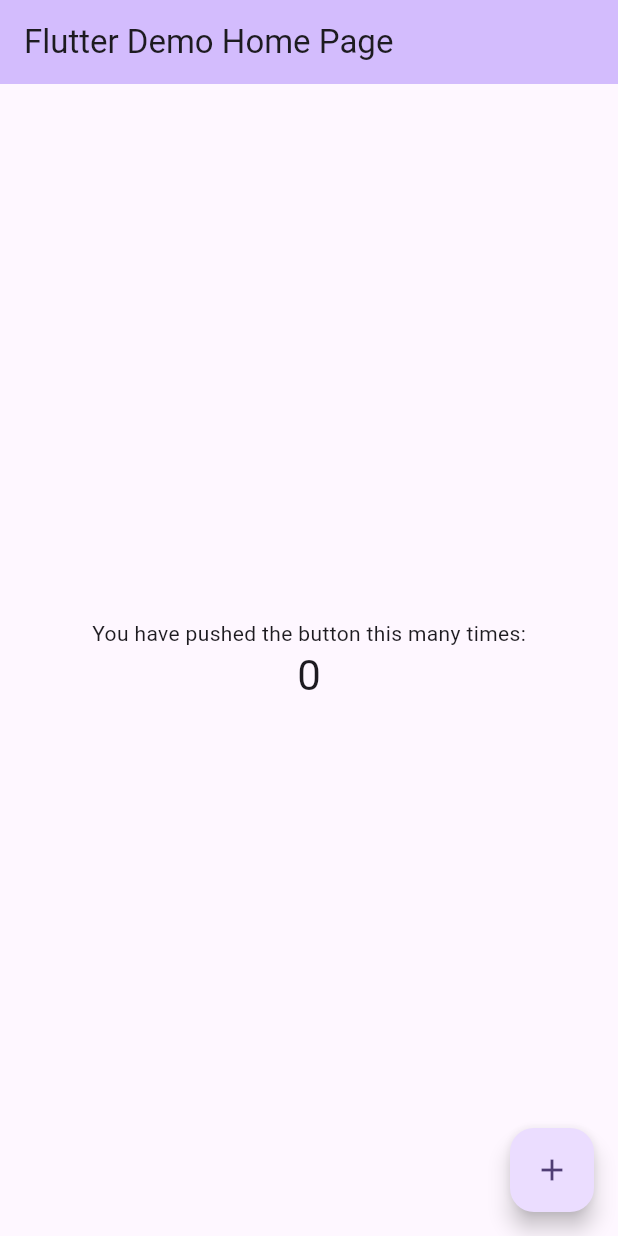
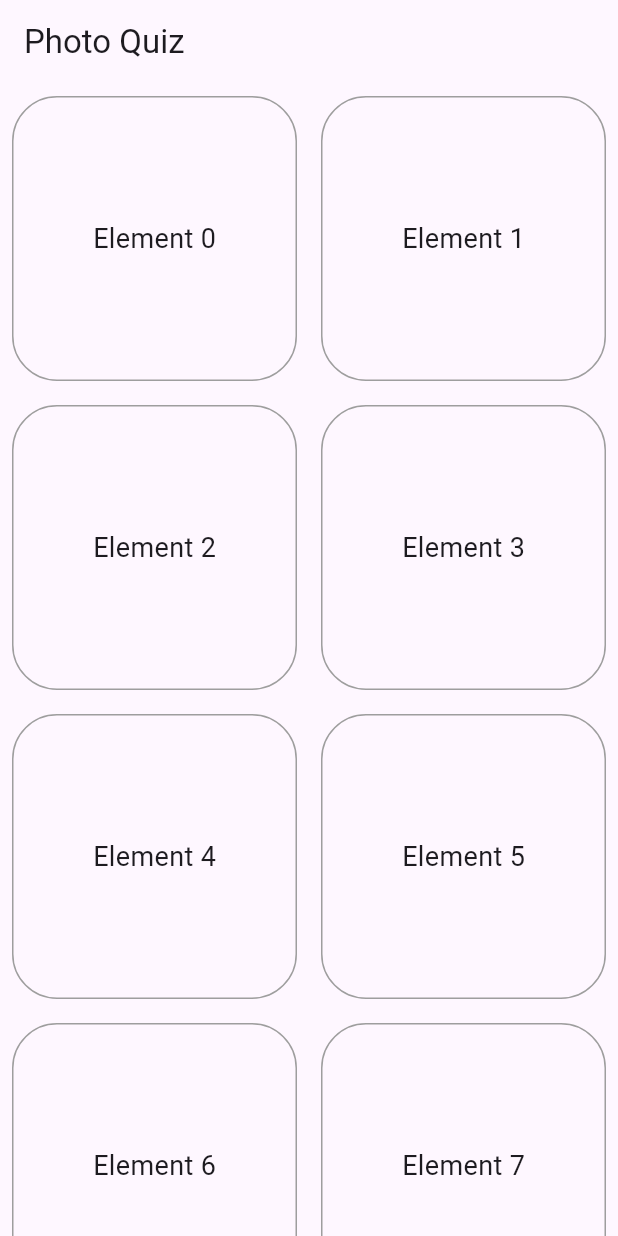
Before and after one commit to nck974/Memories, a Flutter app: the screen it shows after launch, on a phone screen of 412 x 824 dp. Run offline on Flutter 3.47's test engine with Material 2 defaults, Android fonts, the phone set to English and light mode, and no system bars.

Commit message:
Create main pages. Load iamges from assets. Validate the question. Build levels

```diff
--- a/lib/main.dart
+++ b/lib/main.dart
@@ -1,4 +1,5 @@
 import 'package:flutter/material.dart';
+import 'package:photo_quiz/pages/home/home.dart';
 
 void main() {
   runApp(const MyApp());
@@ -7,119 +8,15 @@ void main() {
 class MyApp extends StatelessWidget {
   const MyApp({super.key});
 
-  // This widget is the root of your application.
   @override
   Widget build(BuildContext context) {
     return MaterialApp(
-      title: 'Flutter Demo',
+      title: 'Photo Quiz',
       theme: ThemeData(
-        // This is the theme of your application.
-        //
-        // TRY THIS: Try running your application with "flutter run". You'll see
-        // the application has a blue toolbar. Then, without quitting the app,
-        // try changing the seedColor in the colorScheme below to Colors.green
-        // and then invoke "hot reload" (save your changes or press the "hot
-        // reload" button in a Flutter-supported IDE, or press "r" if you used
-        // the command line to start the app).
-        //
-        // Notice that the counter didn't reset back to zero; the application
-        // state is not lost during the reload. To reset the state, use hot
-        // restart instead.
-        //
-        // This works for code too, not just values: Most code changes can be
-        // tested with just a hot reload.
         colorScheme: ColorScheme.fromSeed(seedColor: Colors.deepPurple),
         useMaterial3: true,
       ),
-      home: const MyHomePage(title: 'Flutter Demo Home Page'),
+      home: const HomePage(),
     );
   }
 }
-
-class MyHomePage extends StatefulWidget {
-  const MyHomePage({super.key, required this.title});
-
-  // This widget is the home page of your application. It is stateful, meaning
-  // that it has a State object (defined below) that contains fields that affect
-  // how it looks.
-
-  // This class is the configuration for the state. It holds the values (in this
-  // case the title) provided by the parent (in this case the App widget) and
-  // used by the build method of the State. Fields in a Widget subclass are
-  // always marked "final".
-
-  final String title;
-
-  @override
-  State<MyHomePage> createState() => _MyHomePageState();
-}
-
-class _MyHomePageState extends State<MyHomePage> {
-  int _counter = 0;
-
-  void _incrementCounter() {
-    setState(() {
-      // This call to setState tells the Flutter framework that something has
-      // changed in this State, which causes it to rerun the build method below
-      // so that the display can reflect the updated values. If we changed
-      // _counter without calling setState(), then the build method would not be
-      // called again, and so nothing would appear to happen.
-      _counter++;
-    });
-  }
-
-  @override
-  Widget build(BuildContext context) {
-    // This method is rerun every time setState is called, for instance as done
-    // by the _incrementCounter method above.
-    //
-    // The Flutter framework has been optimized to make rerunning build methods
-    // fast, so that you can just rebuild anything that needs updating rather
-    // than having to individually change instances of widgets.
-    return Scaffold(
-      appBar: AppBar(
-        // TRY THIS: Try changing the color here to a specific color (to
-        // Colors.amber, perhaps?) and trigger a hot reload to see the AppBar
-        // change color while the other colors stay the same.
-        backgroundColor: Theme.of(context).colorScheme.inversePrimary,
-        // Here we take the value from the MyHomePage object that was created by
-        // the App.build method, and use it to set our appbar title.
-        title: Text(widget.title),
-      ),
-      body: Center(
-        // Center is a layout widget. It takes a single child and positions it
-        // in the middle of the parent.
-        child: Column(
-          // Column is also a layout widget. It takes a list of children and
-          // arranges them vertically. By default, it sizes itself to fit its
-          // children horizontally, and tries to be as tall as its parent.
-          //
-          // Column has various properties to control how it sizes itself and
-          // how it positions its children. Here we use mainAxisAlignment to
-          // center the children vertically; the main axis here is the vertical
-          // axis because Columns are vertical (the cross axis would be
-          // horizontal).
-          //
-          // TRY THIS: Invoke "debug painting" (choose the "Toggle Debug Paint"
-          // action in the IDE, or press "p" in the console), to see the
-          // wireframe for each widget.
-          mainAxisAlignment: MainAxisAlignment.center,
-          children: <Widget>[
-            const Text(
-              'You have pushed the button this many times:',
-            ),
-            Text(
-              '$_counter',
-              style: Theme.of(context).textTheme.headlineMedium,
-            ),
-          ],
-        ),
-      ),
-      floatingActionButton: FloatingActionButton(
-        onPressed: _incrementCounter,
-        tooltip: 'Increment',
-        child: const Icon(Icons.add),
-      ), // This trailing comma makes auto-formatting nicer for build methods.
-    );
-  }
-}
--- /dev/null
+++ b/lib/pages/home/components/level_box.dart
@@ -0,0 +1,24 @@
+import 'package:flutter/material.dart';
+
+class LevelBox extends StatelessWidget {
+  final int index;
+  const LevelBox({super.key, required this.index});
+
+  @override
+  Widget build(BuildContext context) {
+    return GridTile(
+      child: Container(
+        decoration: BoxDecoration(
+            border: Border.all(color: Colors.grey, style: BorderStyle.solid),
+            borderRadius: BorderRadius.circular(30)),
+        margin: const EdgeInsets.all(8.0),
+        child: Center(
+          child: Text(
+            'Element $index',
+            style: const TextStyle(fontSize: 18),
+          ),
+        ),
+      ),
+    );
+  }
+}
--- /dev/null
+++ b/lib/pages/home/home.dart
@@ -0,0 +1,50 @@
+import 'package:flutter/material.dart';
+import 'package:photo_quiz/pages/home/components/level_box.dart';
+import 'package:photo_quiz/pages/question/question.dart';
+
+class HomePage extends StatefulWidget {
+  const HomePage({super.key});
+
+  @override
+  State<HomePage> createState() => _HomePageState();
+}
+
+class _HomePageState extends State<HomePage> {
+  final String title = "Photo Quiz";
+  final int rowCount = 3; // Change this to the number of rows you want.
+  final int columnCount = 3; // Change this to the number of columns you want.
+
+  void _navigateToQuestion(int level) {
+    Navigator.push(
+      context,
+      MaterialPageRoute(
+        builder: (context) => QuestionPage(
+          question: "When did something happen on x day of y year?",
+          correctAnswer: "t",
+          level: level,
+        ),
+      ),
+    );
+  }
+
+  @override
+  Widget build(BuildContext context) {
+    return Scaffold(
+      appBar: AppBar(title: Text(title)),
+      body: GridView.count(
+        crossAxisCount: 2,
+        children: List.generate(
+          9,
+          (index) => GestureDetector(
+            onTap: () {
+              // Handle the click event for the grid element here.
+              print('Clicked on element $index');
+              _navigateToQuestion(index);
+            },
+            child: LevelBox(index: index),
+          ),
+        ),
+      ),
+    );
+  }
+}
```
Also changed, not shown: assets/questions.sample.json (added, +12 -0 lines), lib/pages/prize/components/image_carousel.dart (added, +28 -0 lines), lib/pages/prize/prize.dart (added, +25 -0 lines), lib/pages/question/question.dart (added, +97 -0 lines), pubspec.yaml (+4 -3 lines), 1 other file.
